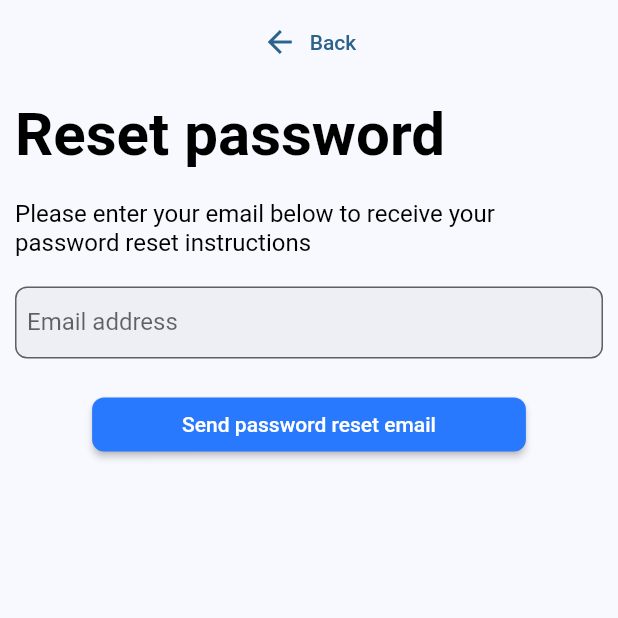
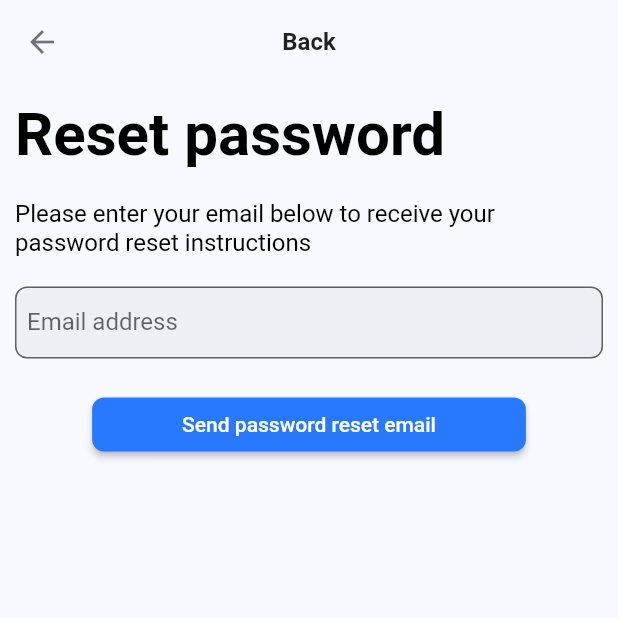
Before and after one commit to ngocnam11/e_shop, a Flutter app: the ForgotPasswordScreen screen opened by its route, on a phone screen of 412 x 824 dp, the top half of it. Run offline on Flutter 3.47's test engine with Material 2 defaults, Android fonts, the phone set to English and light mode, and no system bars; our stand-ins replace flutter_svg; project files that could hold a hidden picture were left out.

Commit message:
remove unnecessary properties

```diff
--- a/lib/screens/forgot_password_screen.dart
+++ b/lib/screens/forgot_password_screen.dart
@@ -19,13 +19,7 @@ class ForgotPasswordScreen extends StatelessWidget {
   Widget build(BuildContext context) {
     return Scaffold(
       appBar: AppBar(
-        iconTheme: Theme.of(context).iconTheme,
-        automaticallyImplyLeading: false,
-        title: TextButton.icon(
-          icon: const Icon(Icons.arrow_back),
-          label: const Text('Back'),
-          onPressed: () => Navigator.of(context).pop(),
-        ),
+        title: Text('Back'),
       ),
       body: Padding(
         padding: const EdgeInsets.all(10),
```
